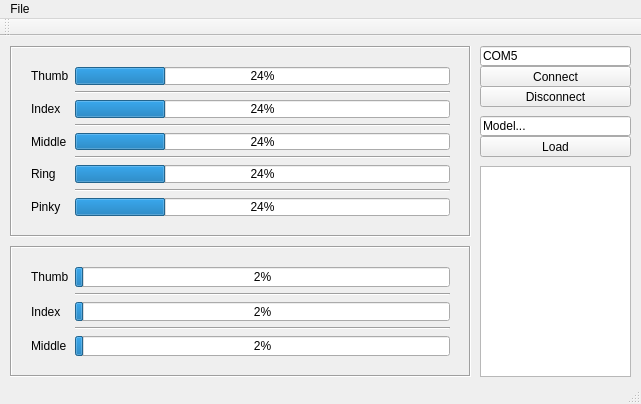
This is EMG-Exectutor/EMGExectutor.ui in NotHosomi/EMG-interpreter as Qt 5 draws it before an edit. The edited form follows.
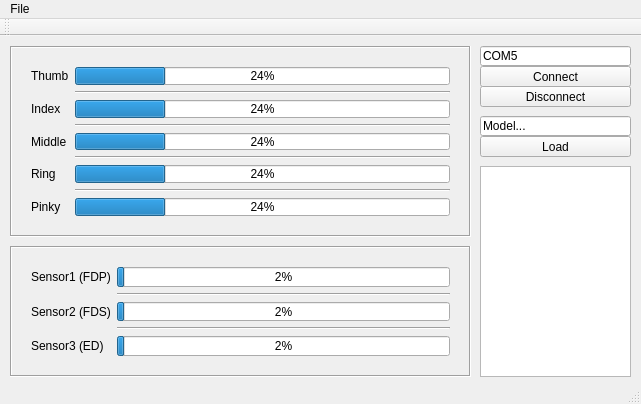
This is the edited form.

What changed in the file:
```diff
--- a/EMG-Exectutor/EMGExectutor.ui
+++ b/EMG-Exectutor/EMGExectutor.ui
@@ -196,7 +196,7 @@
       <item row="2" column="0">
        <widget class="QLabel" name="label_9">
         <property name="text">
-         <string>Index</string>
+         <string>Sensor2 (FDS)</string>
         </property>
        </widget>
       </item>
@@ -228,7 +228,7 @@
       <item row="0" column="0">
        <widget class="QLabel" name="label_6">
         <property name="text">
-         <string>Thumb</string>
+         <string>Sensor1 (FDP)</string>
         </property>
        </widget>
       </item>
@@ -249,7 +249,7 @@
       <item row="4" column="0">
        <widget class="QLabel" name="label_10">
         <property name="text">
-         <string>Middle</string>
+         <string>Sensor3 (ED)</string>
         </property>
        </widget>
       </item>
```
